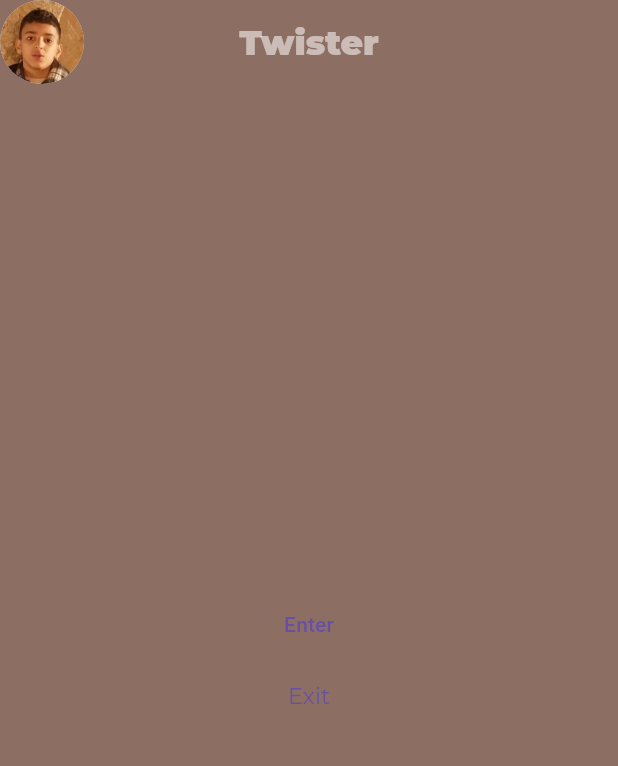
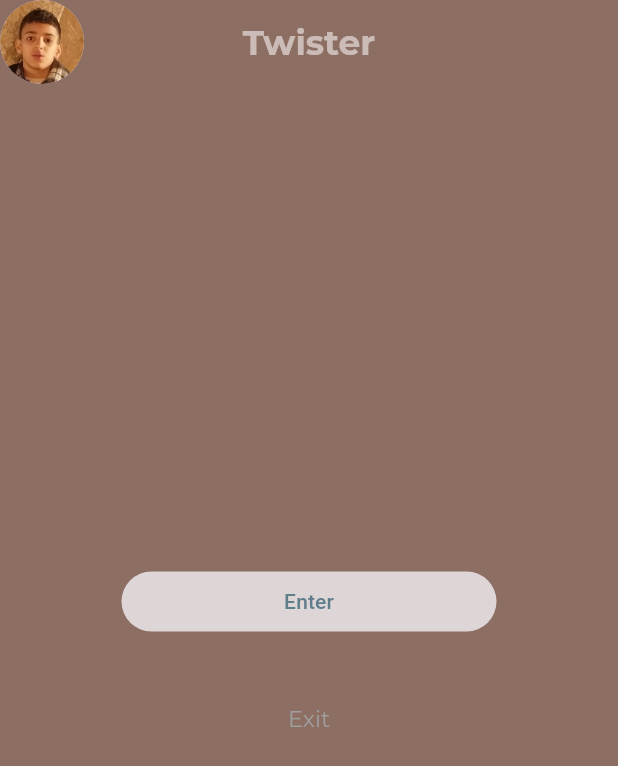
Before and after one commit to AbdulrahmanAbusnena/twister, a Flutter app: the screen it shows after launch, on a phone screen of 412 x 824 dp. Shown: the top 766 px of the screen. Run offline on Flutter 3.47's test engine with Material 3 defaults, Android fonts, the phone set to English and light mode, and no system bars; our stand-ins replace gap, google_fonts, google_nav_bar.

Commit message:
git commit

```diff
--- a/lib/Designs/themes.dart
+++ b/lib/Designs/themes.dart
@@ -5,3 +5,16 @@ ThemeData darkMode = ThemeData(
   // colorScheme: ColorScheme(),
   useMaterial3: true,
 );
+// registration view buttons Style
+final buttonTheme = ElevatedButton.styleFrom(
+  minimumSize: const Size(250, 40),
+  elevation: 0.0,
+  backgroundColor: const Color.fromARGB(255, 222, 214, 214),
+  foregroundColor: Colors.blueGrey,
+);
+
+final buttonTheme2 = TextButton.styleFrom(
+  minimumSize: const Size(250, 40),
+  elevation: 0.0,
+  foregroundColor: Colors.grey,
+);
--- a/lib/Pages/cartpage.dart
+++ b/lib/Pages/cartpage.dart
@@ -7,7 +7,8 @@ class CartPage extends StatelessWidget {
   @override
   Widget build(BuildContext context) {
     return Scaffold(
-      /* appBar: AppBar(
+      backgroundColor: Colors.brown[400],
+      appBar: AppBar(
         title: Text('Cart',
             style: GoogleFonts.montserrat(
               fontSize: 14,
@@ -17,7 +18,6 @@ class CartPage extends StatelessWidget {
         centerTitle: true,
         elevation: 0.0,
       ),
-      */
       body: Center(child: Text('cart')),
     );
   }
--- a/lib/Pages/homepage.dart
+++ b/lib/Pages/homepage.dart
@@ -1,5 +1,4 @@
 import 'package:flutter/material.dart';
-import 'package:google_fonts/google_fonts.dart';
 import 'package:twister/Pages/cartpage.dart';
 import 'package:twister/Pages/shopage.dart';
 //import 'package:twister/Designs/themes.dart';
--- a/lib/Pages/registration.dart
+++ b/lib/Pages/registration.dart
@@ -1,5 +1,6 @@
 import 'package:flutter/material.dart';
 import 'package:google_fonts/google_fonts.dart';
+import 'package:twister/Designs/themes.dart';
 import 'package:twister/Pages/homepage.dart';
 
 class RegistrationView extends StatefulWidget {
@@ -21,7 +22,7 @@ class _RegistrationViewState extends State<RegistrationView> {
           style: GoogleFonts.montserrat(
             color: Colors.white54,
             fontSize: 23,
-            fontWeight: FontWeight.w900,
+            fontWeight: FontWeight.bold,
           ),
         ),
         centerTitle: true,
@@ -31,12 +32,13 @@ class _RegistrationViewState extends State<RegistrationView> {
         elevation: 0.0,
       ),
       body: Container(
-        alignment: Alignment.bottomCenter,
+        alignment: const Alignment(0, 0.5),
         child: Column(
           mainAxisAlignment: MainAxisAlignment.center,
           crossAxisAlignment: CrossAxisAlignment.center,
           children: [
-            TextButton(
+            ElevatedButton(
+              style: buttonTheme,
               onPressed: () {
                 Navigator.push(context,
                     MaterialPageRoute(builder: (context) => const HomePage()));
@@ -45,7 +47,11 @@ class _RegistrationViewState extends State<RegistrationView> {
                 'Enter',
               ),
             ),
+            const SizedBox(
+              height: 30,
+            ),
             TextButton(
+              style: buttonTheme2,
               onPressed: () {
                 Navigator.pop(context);
               },
--- a/lib/Pages/shopage.dart
+++ b/lib/Pages/shopage.dart
@@ -12,7 +12,8 @@ class _ShopPageState extends State<ShopPage> {
   @override
   Widget build(BuildContext context) {
     return Scaffold(
-        /*  appBar: AppBar(
+        appBar: AppBar(
+          backgroundColor: Colors.brown[400],
           title: Text(
             "Shop",
             style: GoogleFonts.montserrat(
@@ -24,8 +25,7 @@ class _ShopPageState extends State<ShopPage> {
           centerTitle: true,
           elevation: 0.0,
         ),
-      */
-        body: Center(
+        body: const Center(
           child: Text('shop '),
         ));
   }
--- a/lib/components/gnev.dart
+++ b/lib/components/gnev.dart
@@ -1,5 +1,6 @@
 import 'package:flutter/material.dart';
 import 'package:google_nav_bar/google_nav_bar.dart';
+import 'package:gap/gap.dart';
 
 // ignore: must_be_immutable
 class NavBar extends StatelessWidget {
@@ -9,13 +10,14 @@ class NavBar extends StatelessWidget {
   @override
   Widget build(BuildContext context) {
     return Padding(
-      padding: const EdgeInsets.only(bottom: 8.0),
+      padding: const EdgeInsets.only(bottom: 20.0),
       child: GNav(
         onTabChange: (value) => onTabChange!(value),
         mainAxisAlignment: MainAxisAlignment.center,
         activeColor: Colors.white,
         color: Colors.blueGrey[300],
         tabActiveBorder: Border.all(color: Colors.grey, width: 2),
+        gap: 8,
         tabs: const [
           // Home
           GButton(
--- a/lib/main.dart
+++ b/lib/main.dart
@@ -1,7 +1,6 @@
 import 'package:flutter/material.dart';
 //import 'package:google_nav_bar/google_nav_bar.dart';
 //import 'package:twister/Designs/themes.dart';
-import 'package:twister/Pages/homepage.dart';
 import 'package:twister/Pages/registration.dart';
 
 void main() {
```
Lines whose indentation alone changed are shown as unchanged.
